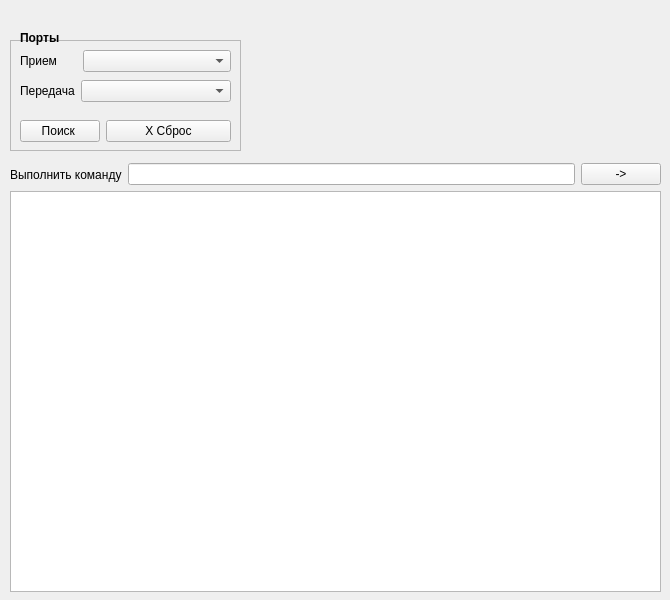
Qt form test.ui (maxohm/portman) before a commit.
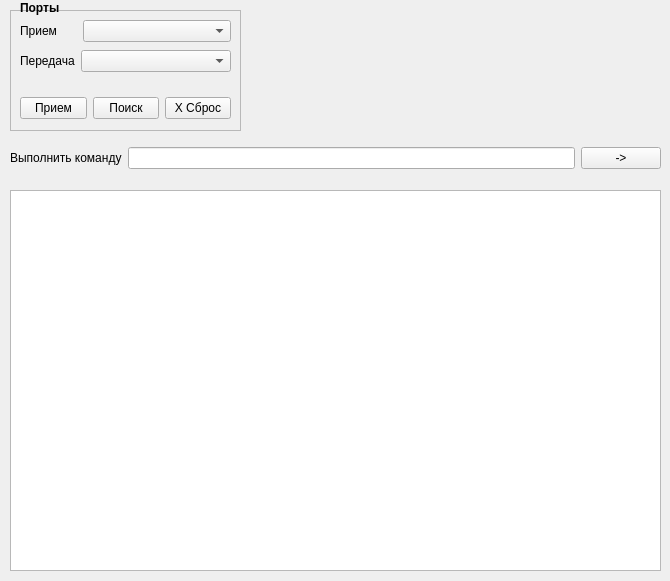
The same form after that commit.

The edit to the form file:
```diff
--- a/test.ui
+++ b/test.ui
@@ -7,7 +7,7 @@
     <x>0</x>
     <y>0</y>
     <width>670</width>
-    <height>600</height>
+    <height>581</height>
    </rect>
   </property>
   <property name="windowTitle">
@@ -21,9 +21,9 @@
     <property name="geometry">
      <rect>
       <x>10</x>
-      <y>191</y>
+      <y>190</y>
       <width>651</width>
-      <height>401</height>
+      <height>381</height>
      </rect>
     </property>
     <property name="sizePolicy">
@@ -70,9 +70,9 @@
     <property name="geometry">
      <rect>
       <x>10</x>
-      <y>40</y>
+      <y>10</y>
       <width>231</width>
-      <height>111</height>
+      <height>121</height>
      </rect>
     </property>
     <property name="frameShape">
@@ -87,7 +87,7 @@
        <x>10</x>
        <y>40</y>
        <width>211</width>
-       <height>29</height>
+       <height>34</height>
       </rect>
      </property>
      <layout class="QFormLayout" name="formLayout_2">
@@ -103,13 +103,13 @@
       </item>
      </layout>
     </widget>
-    <widget class="QWidget" name="">
+    <widget class="QWidget" name="layoutWidget1">
      <property name="geometry">
       <rect>
        <x>10</x>
        <y>10</y>
        <width>211</width>
-       <height>29</height>
+       <height>34</height>
       </rect>
      </property>
      <layout class="QFormLayout" name="formLayout">
@@ -125,24 +125,31 @@
       </item>
      </layout>
     </widget>
-    <widget class="QWidget" name="">
+    <widget class="QWidget" name="layoutWidget2">
      <property name="geometry">
       <rect>
        <x>10</x>
        <y>80</y>
        <width>211</width>
-       <height>31</height>
+       <height>36</height>
       </rect>
      </property>
-     <layout class="QFormLayout" name="formLayout_3">
-      <item row="0" column="0">
+     <layout class="QHBoxLayout" name="horizontalLayout_2">
+      <item>
+       <widget class="QPushButton" name="pushButton_4">
+        <property name="text">
+         <string>Прием</string>
+        </property>
+       </widget>
+      </item>
+      <item>
        <widget class="QPushButton" name="pushButton">
         <property name="text">
-         <string>     Поиск      </string>
+         <string>Поиск</string>
         </property>
        </widget>
       </item>
-      <item row="0" column="1">
+      <item>
        <widget class="QPushButton" name="pushButton_2">
         <property name="text">
          <string>Х Сброс</string>
@@ -152,26 +159,13 @@
      </layout>
     </widget>
    </widget>
-   <widget class="QLabel" name="label">
-    <property name="geometry">
-     <rect>
-      <x>20</x>
-      <y>30</y>
-      <width>51</width>
-      <height>17</height>
-     </rect>
-    </property>
-    <property name="text">
-     <string>&lt;html&gt;&lt;head/&gt;&lt;body&gt;&lt;p&gt;&lt;span style=&quot; font-weight:600;&quot;&gt;Порты&lt;/span&gt;&lt;/p&gt;&lt;/body&gt;&lt;/html&gt;</string>
-    </property>
-   </widget>
-   <widget class="QWidget" name="">
+   <widget class="QWidget" name="layoutWidget3">
     <property name="geometry">
      <rect>
       <x>10</x>
-      <y>160</y>
+      <y>140</y>
       <width>651</width>
-      <height>29</height>
+      <height>36</height>
      </rect>
     </property>
     <layout class="QHBoxLayout" name="horizontalLayout">
@@ -194,6 +188,19 @@
      </item>
     </layout>
    </widget>
+   <widget class="QLabel" name="label">
+    <property name="geometry">
+     <rect>
+      <x>20</x>
+      <y>0</y>
+      <width>51</width>
+      <height>17</height>
+     </rect>
+    </property>
+    <property name="text">
+     <string>&lt;html&gt;&lt;head/&gt;&lt;body&gt;&lt;p&gt;&lt;span style=&quot; font-weight:600;&quot;&gt;Порты&lt;/span&gt;&lt;/p&gt;&lt;/body&gt;&lt;/html&gt;</string>
+    </property>
+   </widget>
   </widget>
  </widget>
  <resources/>
```
